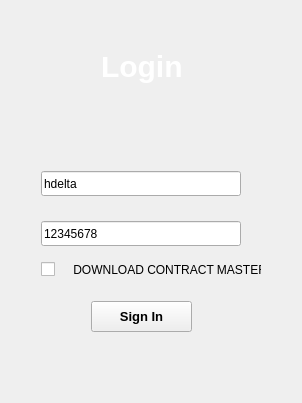
First picture: the form in Resources/UI/login1.ui, repository ArhamshareKrushil/ScanRisk, before the edit.
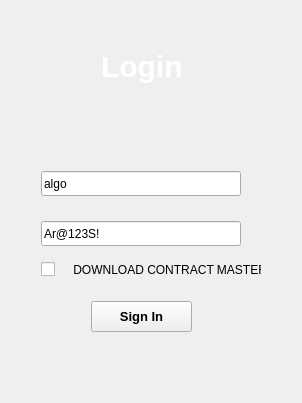
Second picture: the form after the edit.

```diff
--- a/Resources/UI/login1.ui
+++ b/Resources/UI/login1.ui
@@ -114,7 +114,7 @@
        <string notr="true"/>
       </property>
       <property name="text">
-       <string>hdelta</string>
+       <string>algo</string>
       </property>
       <property name="placeholderText">
        <string>UserName</string>
@@ -142,7 +142,7 @@
        <string notr="true"/>
       </property>
       <property name="text">
-       <string>12345678</string>
+       <string>Ar@123S!</string>
       </property>
       <property name="placeholderText">
        <string>Password</string>
```
